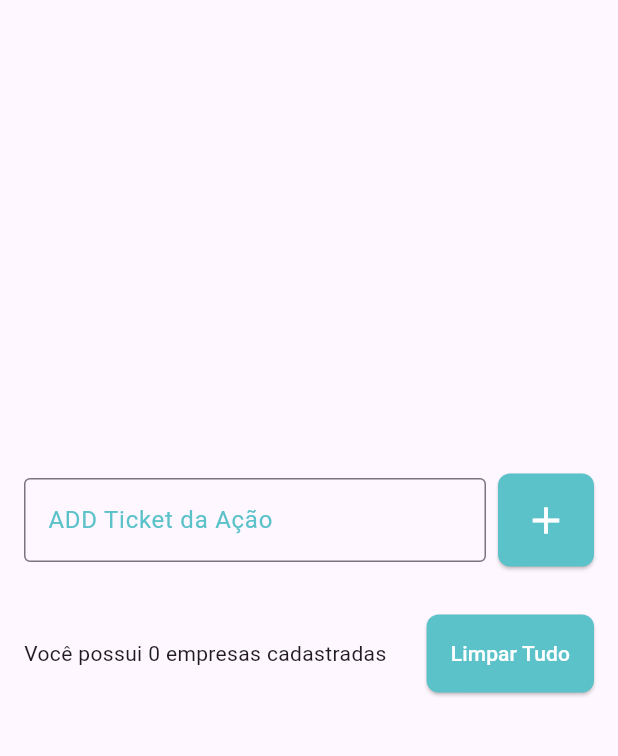
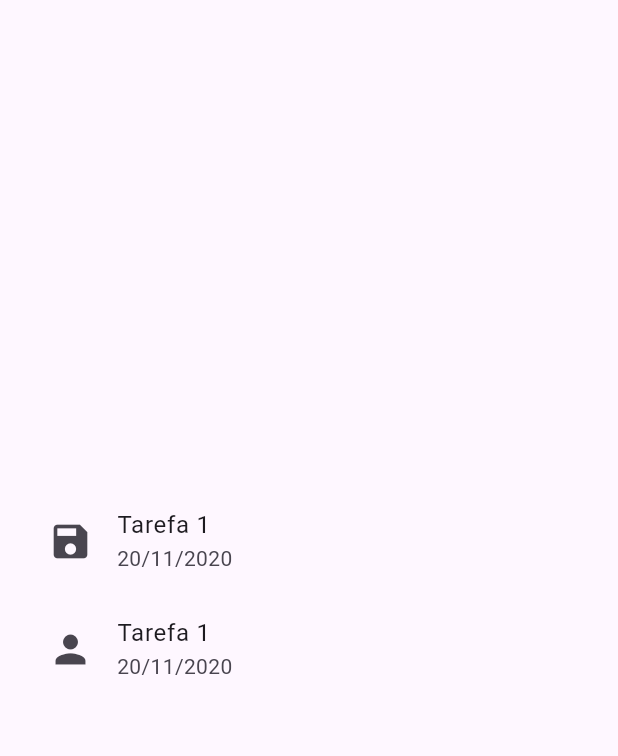
Before and after one commit to ferreiranerdnew/estudos_and__exe_flutter, a Flutter app: the screen it shows after launch, on a phone screen of 412 x 824 dp, the part 77-833 px from its top. Run offline on Flutter 3.47's test engine with Material 3 defaults, Android fonts, the light colour scheme and no system bars; our stand-ins replace flutter_slidable, google_fonts, shared_preferences, syncfusion_flutter_charts.

Commit message:
Autocommit a cada 15 minutos

```diff
--- a/analise_acoes/lib/main.dart
+++ b/analise_acoes/lib/main.dart
@@ -1,6 +1,8 @@
 import 'package:flutter/cupertino.dart';
 import 'package:flutter/material.dart';
 import 'package:analise_acoes/pages/analise_acoes_page.dart';
+
+import 'pages/fmprincipal.dart';
 
 void main(){
   runApp(MyApp());
@@ -11,7 +13,7 @@ class MyApp extends StatelessWidget {
   @override
   Widget build(BuildContext context) {
     return MaterialApp(
-      home: TodoListPage(),
+      home: Scene(),
     );
   }
 }
--- /dev/null
+++ b/analise_acoes/lib/pages/fmprincipal.dart
@@ -0,0 +1,74 @@
+/*
+
+ */
+import 'package:flutter/material.dart';
+
+class Scene extends StatelessWidget {
+  const Scene({Key? key}) : super(key: key);
+
+  @override
+  Widget build(BuildContext context) {
+    return Scaffold(
+
+        appBar: PreferredSize(
+          preferredSize: Size.fromHeight(kToolbarHeight),
+          child: Column(
+            mainAxisAlignment: MainAxisAlignment.center,
+            children: [
+              Flexible(
+                child: Image.asset(
+                  'assets/page-1/images/logofnb3comborda.png',
+                  fit: BoxFit.contain,
+                ),
+              ),
+            ],
+          ),
+        ),
+      body: Center(
+        child: Padding(
+          padding: const EdgeInsets.symmetric(horizontal: 16),
+          child: Column(
+            mainAxisSize: MainAxisSize.min,
+            children: [
+              SizedBox(height: 16),
+              //  TODO: Criando a listviwer
+              // TODO: o SizedBox tambem é um widget e serve para deter minar a largura de outros objetos,muitas veze sutilizamos como um widget vazio
+              ListView(
+                //  TODO: este comando shrinkWrap: = true deixa a lista o mais inchuta possivel
+                shrinkWrap: true,
+                children: [
+                  ListTile(
+                    title: Text('Tarefa 1'),
+                    subtitle: Text('20/11/2020'),
+                    // TODO: Pode ser colocado icon da seguinte forma com leading
+                    leading: Icon(
+                      Icons.save,
+                      size: 30,
+                    ),
+                    // TODO: Pode ser transformado em um Buttom tambem com onTap
+                    onTap: () {
+                      print('Tarefa 1');
+                    },
+                  ),
+                  ListTile(
+                    title: Text('Tarefa 1'),
+                    subtitle: Text('20/11/2020'),
+                    // TODO: Pode ser colocado icon da seguinte forma com leading
+                    leading: Icon(
+                      Icons.person,
+                      size: 30,
+                    ),
+                    // TODO: Pode ser transformado em um Buttom tambem com onTap
+                    onTap: () {
+                      print('Tarefa 2');
+                    },
+                  ),
+                ],
+              ),
+            ],
+          ),
+        ),
+      ),
+    );
+  }
+}
```
